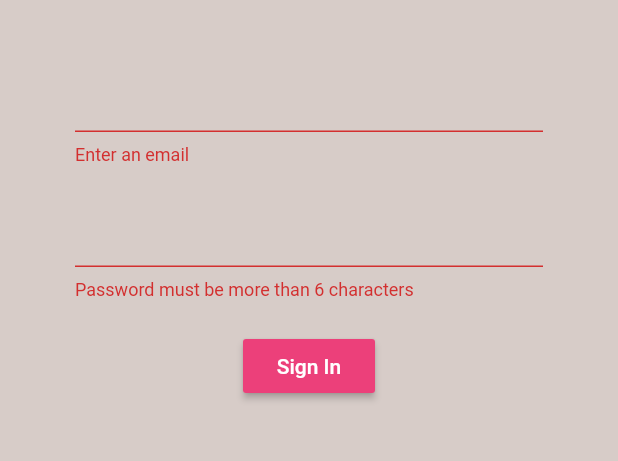
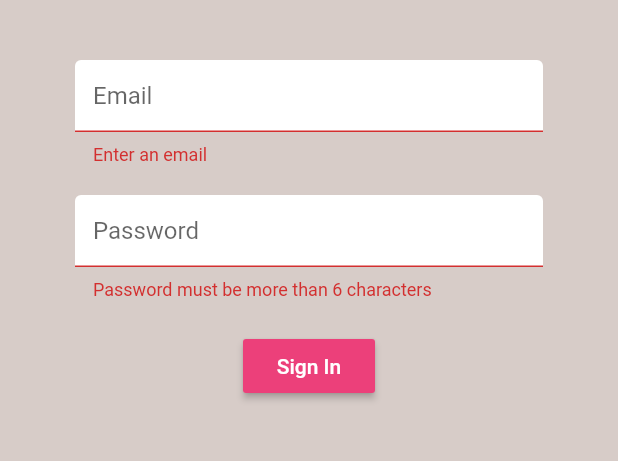
Before and after one commit to MuazZulkarnain/Brew-Crew, a Flutter app: the screen it shows after launch, after a tap on "Sign In", on a phone screen of 412 x 824 dp, the part 84-545 px from its top. Run offline on Flutter 3.47's test engine with Material 2 defaults, Android fonts, the phone set to English and light mode, and no system bars; our stand-ins replace firebase_auth; accounts and stored records are empty.

Commit message:
textInputDecoration

```diff
--- a/lib/screens/authenticate/register.dart
+++ b/lib/screens/authenticate/register.dart
@@ -1,4 +1,5 @@
 import 'package:brew_crew/screens/authenticate/sign_In.dart';
+import 'package:brew_crew/shared/constant.dart';
 import 'package:flutter/material.dart';
 import 'package:brew_crew/services/auth.dart';
 
@@ -45,6 +46,7 @@ class _RegisterState extends State<Register> {
             children: [
               SizedBox(height: 20.0),
               TextFormField(
+                decoration: textInputDecoration.copyWith(hintText: 'Email'),
                 validator: (val) => val.isEmpty ? 'Enter an email' : null,
                 onChanged: (val) {
                   setState(() => email = val);
@@ -52,6 +54,7 @@ class _RegisterState extends State<Register> {
               ),
               SizedBox(height: 20.0),
               TextFormField(
+                decoration: textInputDecoration.copyWith(hintText: 'Password'),
                 obscureText: true,
                 validator: (val) => val.length < 6
                     ? 'Password must be more than 6 characters'
--- a/lib/screens/authenticate/sign_In.dart
+++ b/lib/screens/authenticate/sign_In.dart
@@ -1,3 +1,4 @@
+import 'package:brew_crew/shared/constant.dart';
 import 'package:brew_crew/services/auth.dart';
 import 'package:flutter/material.dart';
 
@@ -44,6 +45,7 @@ class _SignInState extends State<SignIn> {
             children: [
               SizedBox(height: 20.0),
               TextFormField(
+                decoration: textInputDecoration.copyWith(hintText: 'Email'),
                 validator: (val) => val.isEmpty ? 'Enter an email' : null,
                 onChanged: (val) {
                   setState(() => email = val);
@@ -51,6 +53,7 @@ class _SignInState extends State<SignIn> {
               ),
               SizedBox(height: 20.0),
               TextFormField(
+                decoration: textInputDecoration.copyWith(hintText: 'Password'),
                 obscureText: true,
                 validator: (val) => val.length < 6
                     ? 'Password must be more than 6 characters'
--- /dev/null
+++ b/lib/shared/constant.dart
@@ -0,0 +1,11 @@
+import 'package:flutter/material.dart';
+
+const textInputDecoration = InputDecoration(
+  fillColor: Colors.white,
+  filled: true,
+  enabledBorder: OutlineInputBorder(
+      borderSide: BorderSide(color: Colors.white, width: 2.0)),
+  focusedBorder: OutlineInputBorder(
+    borderSide: BorderSide(color: Colors.pink, width: 2.0),
+  ),
+);
```
